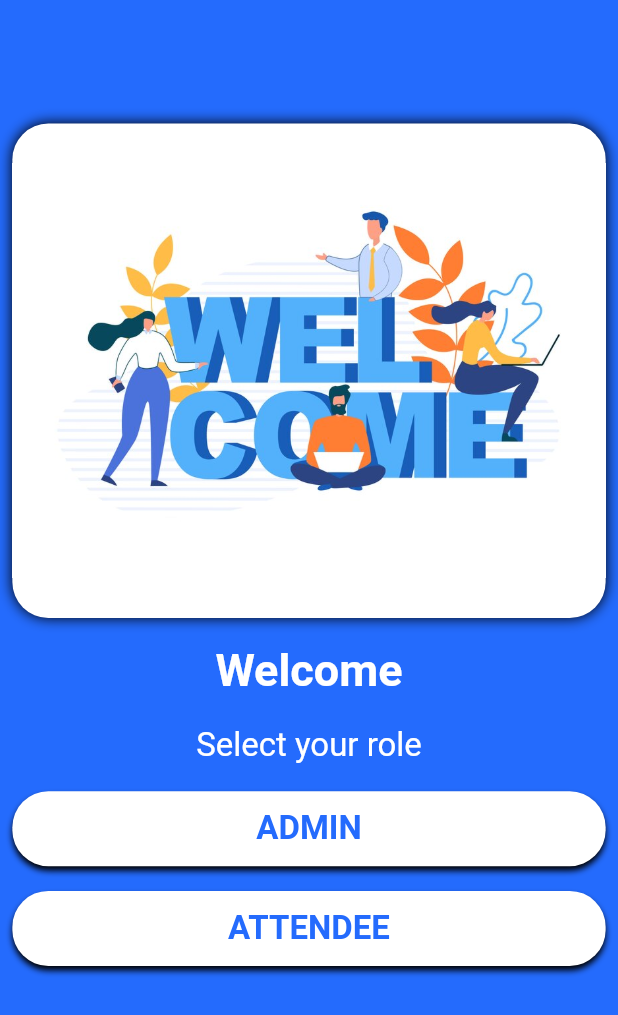
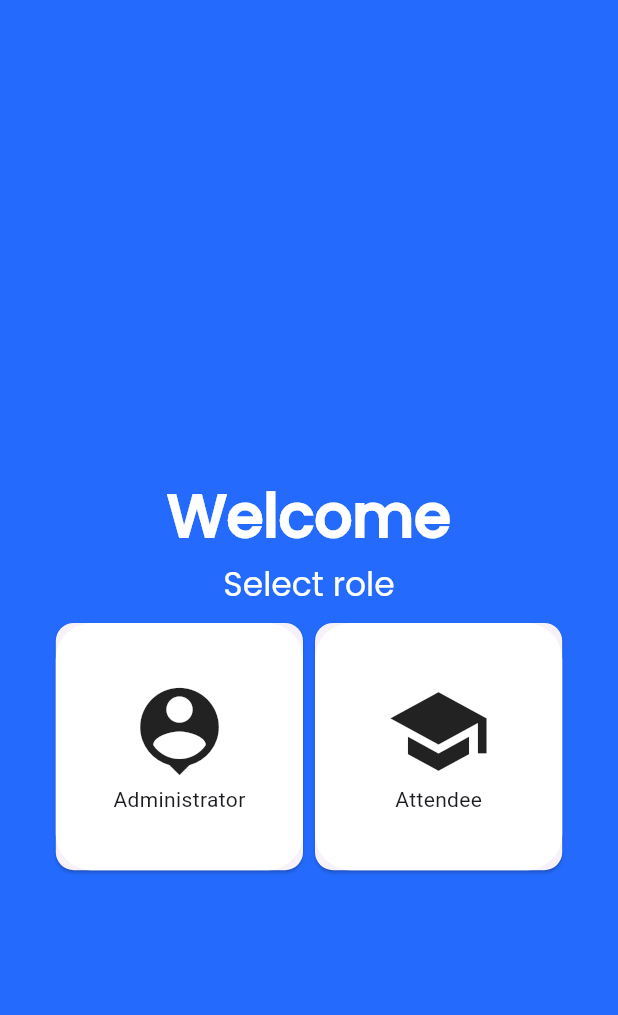
Before and after one commit to specter-hafiz/Check, a Flutter app: the screen it shows after launch, on a phone screen of 412 x 824 dp. Shown: the top 1015 px of the screen. Run offline on Flutter 3.47's test engine with Material 3 defaults, Android fonts, the phone set to English and light mode, and no system bars; our stand-ins replace cloud_firestore, connectivity_plus, firebase_auth, firebase_core, geolocator; accounts and stored records are empty.

Commit message:
eighth commit

```diff
--- a/lib/components/strings.dart
+++ b/lib/components/strings.dart
@@ -1,13 +1,14 @@
 const String welcome = "Welcome";
-const String selectRole = "Select your role";
-const String admin = "ADMIN";
-const String attendee = "ATTENDEE";
+const String selectRole = "Select role";
+const String admin = "Admin";
+const String attendee = "Attendee";
 const String createNAcct = "Create New Account";
 const String username = "@Username";
 const String email = "Email";
 const String password = "Password";
 const String rememberMe = "Remember me";
 const String signup = "Sign Up";
+const String signuptocontinue = "Sign up to continue";
 const String signin = "Sign In";
 const String alreadyAcct = "Already have an account?";
 const String logintoacct = "Login to Your Account";
@@ -32,6 +33,6 @@ const String close = "Close";
 const String name = "Name";
 const String indexNo = "Index number";
 const String distance = "Distance(m)";
-const String signinToAttendance = "Sign in to take attendance";
+const String signinToContinue = "Sign in to continue";
 const String attendanceBy = "Attendance Set By";
 const String checkin = "Check In";
--- a/lib/main.dart
+++ b/lib/main.dart
@@ -31,6 +31,13 @@ class MyApp extends StatelessWidget {
       debugShowCheckedModeBanner: false,
       title: 'Flutter Demo',
       theme: ThemeData(
+        textTheme: TextTheme(
+          bodyLarge:
+              TextStyle(fontFamily: "Poppins", color: AppColors.whiteText),
+          titleLarge: TextStyle(fontFamily: "Poppins"),
+          displayLarge:
+              TextStyle(fontFamily: "Poppins", color: AppColors.whiteText),
+        ),
         appBarTheme: AppBarTheme(backgroundColor: AppColors.bg),
         scaffoldBackgroundColor: AppColors.bg,
         useMaterial3: true,
--- a/lib/screens/welcome_screen.dart
+++ b/lib/screens/welcome_screen.dart
@@ -3,9 +3,8 @@ import 'package:check/components/strings.dart';
 import 'package:check/config/size_config.dart';
 import 'package:check/screens/admin_signin_screen.dart';
 import 'package:check/screens/attendee_sigin_screen.dart';
-import 'package:check/widgets/admin_attendee_button.dart';
+import 'package:check/widgets/welcome_container.dart';
 import 'package:flutter/material.dart';
-import 'package:flutter/services.dart';
 
 class WelcomeScreen extends StatelessWidget {
   const WelcomeScreen({super.key});
@@ -13,67 +12,54 @@ class WelcomeScreen extends StatelessWidget {
   @override
   Widget build(BuildContext context) {
     SizeConfig().init(context);
+
     return Scaffold(
-      body: SingleChildScrollView(
-        child: Padding(
+      body: Padding(
         padding: EdgeInsets.only(
             left: SizeConfig.blockSizeHorizontal! * 2,
             right: SizeConfig.blockSizeHorizontal! * 2,
             top: SizeConfig.blockSizeVertical! * 10),
         child: Column(
+          mainAxisAlignment: MainAxisAlignment.center,
           children: [
-              Container(
-                height: (DeviceOrientation == DeviceOrientation.landscapeLeft ||
-                        DeviceOrientation == DeviceOrientation.landscapeRight)
-                    ? MediaQuery.of(context).size.height * 0.2
-                    : MediaQuery.of(context).size.height * 0.4,
-                width: double.infinity,
-                decoration: BoxDecoration(
-                    boxShadow: [BoxShadow(color: Colors.black, blurRadius: 7)],
-                    color: AppColors.whiteText,
-                    borderRadius: BorderRadius.circular(24)),
-                child: Image(image: AssetImage("assets/images/welcome.jpg")),
-              ),
-              SizedBox(
-                height: SizeConfig.blockSizeVertical! * 2,
-              ),
             Text(welcome,
-                  style: Theme.of(context).textTheme.titleLarge!.copyWith(
-                      fontSize: 30,
+                style: Theme.of(context).textTheme.displayLarge!.copyWith(
+                    fontSize: 40,
                     fontWeight: FontWeight.bold,
                     color: AppColors.whiteText)),
             SizedBox(
-                height: SizeConfig.blockSizeVertical! * 2,
+              height: 8,
             ),
             Text(selectRole,
                 style: Theme.of(context).textTheme.titleLarge!.copyWith(
-                      fontWeight: FontWeight.normal,
-                      color: AppColors.whiteText)),
+                    fontWeight: FontWeight.normal, color: AppColors.whiteText)),
             SizedBox(
-                height: SizeConfig.blockSizeVertical! * 2,
+              height: 8,
             ),
-              AdminAttendeeButton(
-                text: admin,
-                callback: () {
-                  Navigator.of(context).push(MaterialPageRoute(
-                      builder: ((context) => AdminSigninScreen())));
-                },
+            Row(
+              mainAxisAlignment: MainAxisAlignment.center,
+              children: [
+                WelcomeContainer(
+                  callback: () => Navigator.of(context).push(MaterialPageRoute(
+                      builder: ((context) => AdminSigninScreen()))),
+                  icon: Icon(
+                    Icons.person_pin,
+                    size: 70,
                   ),
-              SizedBox(
-                height: SizeConfig.blockSizeVertical! * 2,
+                  string: "Administrator",
                 ),
-              AdminAttendeeButton(
-                text: attendee,
-                callback: () {
-                  Navigator.of(context).push(MaterialPageRoute(
-                      builder: ((context) => AttendeeSigninScreen())));
-                },
+                WelcomeContainer(
+                  callback: () => Navigator.of(context).push(MaterialPageRoute(
+                      builder: ((context) => AttendeeSigninScreen()))),
+                  icon: Icon(
+                    Icons.school,
+                    size: 70,
                   ),
-              SizedBox(
-                height: SizeConfig.blockSizeVertical! * 2,
+                  string: "Attendee",
+                )
+              ],
             ),
           ],
-          ),
         ),
       ),
     );
--- a/lib/widgets/admin_attendee_button.dart
+++ b/lib/widgets/admin_attendee_button.dart
@@ -14,6 +14,8 @@ class AdminAttendeeButton extends StatelessWidget {
   Widget build(BuildContext context) {
     return GestureDetector(
       onTap: callback,
+      child: Card(
+        elevation: 5,
         child: Container(
           alignment: Alignment.center,
           height: 50,
@@ -21,9 +23,11 @@ class AdminAttendeeButton extends StatelessWidget {
           child: Text(text,
               style: Theme.of(context).textTheme.titleLarge!.copyWith(
                   fontWeight: FontWeight.bold, color: AppColors.blueText)),
-        decoration: BoxDecoration(boxShadow: [
-          BoxShadow(color: Colors.black, blurRadius: 3, offset: Offset(0, 3))
-        ], borderRadius: BorderRadius.circular(24), color: AppColors.whiteText),
+          decoration: BoxDecoration(
+              boxShadow: [],
+              borderRadius: BorderRadius.circular(12),
+              color: AppColors.whiteText),
+        ),
       ),
     );
   }
--- a/lib/widgets/textform.dart
+++ b/lib/widgets/textform.dart
@@ -26,6 +26,8 @@ class _TextFormState extends State<TextForm> {
   Widget build(BuildContext context) {
     return Form(
         key: _formkey,
+        child: Padding(
+          padding: const EdgeInsets.all(8.0),
           child: Column(children: [
             TextFieldWidget(
               username: false,
@@ -64,6 +66,7 @@ class _TextFormState extends State<TextForm> {
                         });
                       }
                     }),
-        ]));
+          ]),
+        ));
   }
 }
--- /dev/null
+++ b/lib/widgets/welcome_container.dart
@@ -0,0 +1,43 @@
+import 'package:check/components/colors.dart';
+import 'package:flutter/material.dart';
+
+class WelcomeContainer extends StatelessWidget {
+  const WelcomeContainer({
+    super.key,
+    this.callback,
+    required this.icon,
+    required this.string,
+  });
+  final Function()? callback;
+  final Icon icon;
+  final String string;
+  @override
+  Widget build(BuildContext context) {
+    final orientation = MediaQuery.of(context).orientation;
+    final size = MediaQuery.of(context).size;
+    return InkWell(
+      borderRadius: BorderRadius.circular(22),
+      onTap: callback,
+      child: Card(
+        child: Container(
+          width: orientation == Orientation.portrait
+              ? size.height * 0.2
+              : size.width * 0.2,
+          height: orientation == Orientation.portrait
+              ? size.height * 0.2
+              : size.width * 0.2,
+          decoration: BoxDecoration(
+              color: AppColors.whiteText,
+              borderRadius: BorderRadius.circular(24)),
+          child: Column(
+            mainAxisAlignment: MainAxisAlignment.center,
+            children: [
+              icon,
+              Text(string),
+            ],
+          ),
+        ),
+      ),
+    );
+  }
+}
```
Also changed, not shown: lib/screens/admin_signin_screen.dart (+13 -28 lines), lib/screens/admin_signup_screen.dart (+9 -23 lines), lib/screens/attendee_home_screen.dart (+4 -4 lines), lib/screens/attendee_sigin_screen.dart (+9 -29 lines), lib/screens/forgot_password_screen.dart (+12 -14 lines), lib/screens/reset_password_screen.dart (+8 -14 lines). Lines whose indentation alone changed are shown as unchanged.
